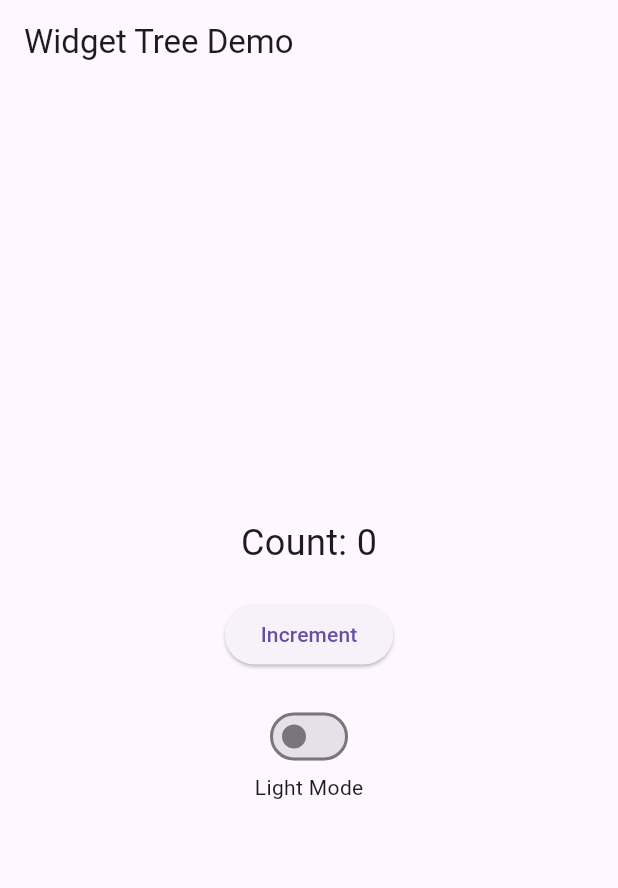
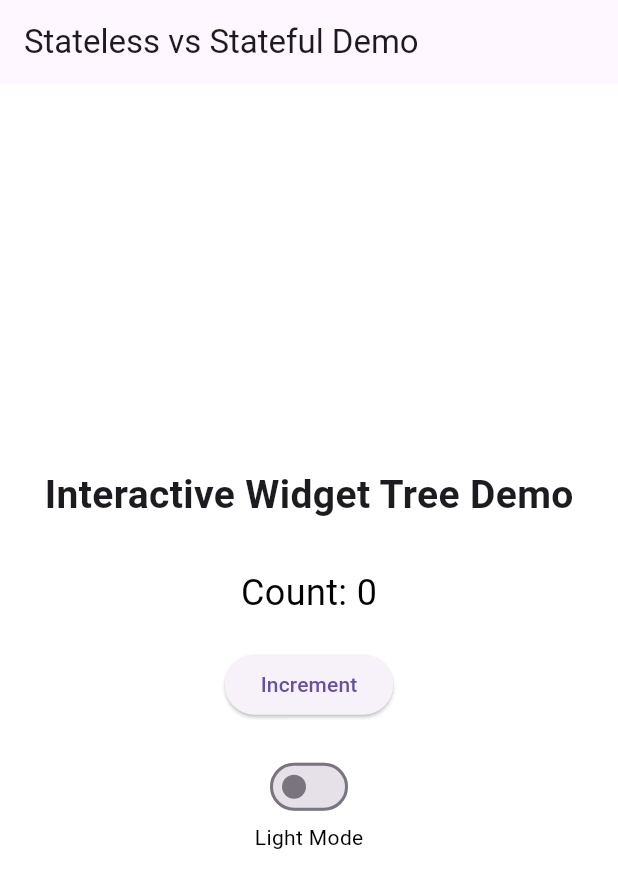
Before and after one commit to Jemimah000/PawTrust, a Flutter app: the screen it shows after launch, on a phone screen of 412 x 824 dp. Shown: the top 888 px of the screen. Run offline on Flutter 3.47's test engine with Material 3 defaults, Android fonts, the phone set to English and light mode, and no system bars; our stand-ins replace firebase_auth, firebase_core; accounts and stored records are empty.

Commit message:
feat: implemented stateless and stateful widgets demo app

```diff
--- a/lib/main.dart
+++ b/lib/main.dart
@@ -1,15 +1,35 @@
 import 'package:flutter/material.dart';
 
 void main() {
-  runApp(MyApp());
+  runApp(const MyApp());
 }
 
-class MyApp extends StatefulWidget {
+// -----------------------
+// Root Widget (Stateless)
+// -----------------------
+class MyApp extends StatelessWidget {
+  const MyApp({super.key});
+
   @override
-  State<MyApp> createState() => _MyAppState();
+  Widget build(BuildContext context) {
+    return const MaterialApp(
+      debugShowCheckedModeBanner: false,
+      home: DemoScreen(),
+    );
+  }
 }
 
-class _MyAppState extends State<MyApp> {
+// -----------------------
+// Main Screen
+// -----------------------
+class DemoScreen extends StatefulWidget {
+  const DemoScreen({super.key});
+
+  @override
+  State<DemoScreen> createState() => _DemoScreenState();
+}
+
+class _DemoScreenState extends State<DemoScreen> {
   int count = 0;
   bool isDark = false;
 
@@ -19,42 +39,77 @@ class _MyAppState extends State<MyApp> {
     });
   }
 
-  void toggleTheme() {
+  void toggleTheme(bool value) {
     setState(() {
-      isDark = !isDark;
+      isDark = value;
     });
   }
 
   @override
   Widget build(BuildContext context) {
-    return MaterialApp(
-      theme: isDark ? ThemeData.dark() : ThemeData.light(),
-      home: Scaffold(
+    return Scaffold(
+      backgroundColor: isDark ? Colors.black : Colors.white,
       appBar: AppBar(
-          title: Text("Widget Tree Demo"),
+        title: const Text("Stateless vs Stateful Demo"),
       ),
       body: Center(
         child: Column(
           mainAxisAlignment: MainAxisAlignment.center,
           children: [
-              Text("Count: $count", style: TextStyle(fontSize: 24)),
-              SizedBox(height: 20),
+
+            const DemoHeader(), // Stateless Widget
+
+            const SizedBox(height: 30),
+
+            Text(
+              "Count: $count",
+              style: TextStyle(
+                fontSize: 24,
+                color: isDark ? Colors.white : Colors.black,
+              ),
+            ),
+
+            const SizedBox(height: 20),
+
             ElevatedButton(
               onPressed: increment,
-                child: Text("Increment"),
+              child: const Text("Increment"),
             ),
-              SizedBox(height: 20),
+
+            const SizedBox(height: 20),
+
             Switch(
               value: isDark,
-                onChanged: (value) {
-                  toggleTheme();
-                },
+              onChanged: toggleTheme,
             ),
-              Text(isDark ? "Dark Mode" : "Light Mode")
+
+            Text(
+              isDark ? "Dark Mode" : "Light Mode",
+              style: TextStyle(
+                color: isDark ? Colors.white : Colors.black,
+              ),
+            ),
           ],
-          ),
         ),
       ),
     );
   }
 }
+
+// -----------------------
+// Stateless Widget
+// -----------------------
+class DemoHeader extends StatelessWidget {
+  const DemoHeader({super.key});
+
+  @override
+  Widget build(BuildContext context) {
+    return const Text(
+      "Interactive Widget Tree Demo",
+      style: TextStyle(
+        fontSize: 26,
+        fontWeight: FontWeight.bold,
+      ),
+    );
+  }
+}
```
Also changed, not shown: lib/screens/stateless_stateful_demo.dart (added, +84 -0 lines), 1 other file. Lines whose indentation alone changed are shown as unchanged.
